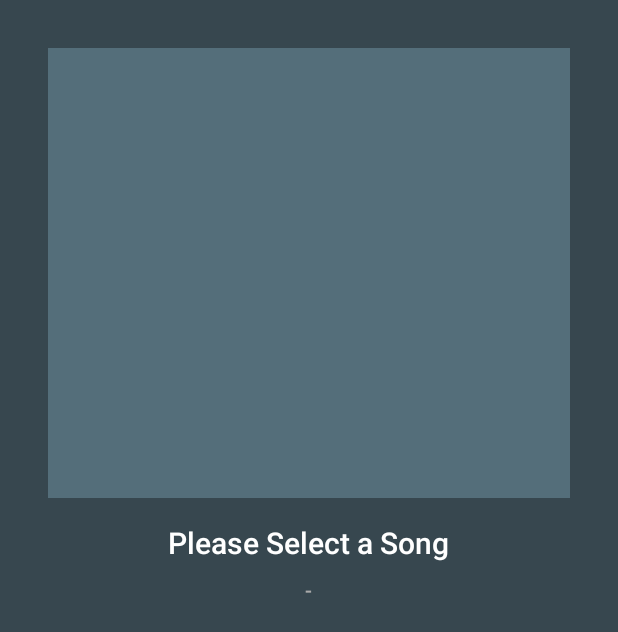
After one commit to AkshayPall/Songify, an Android app: the layout fragment_media_player.xml on its own in the app's theme, with its tools: preview values and no code run, on a phone screen of 412 x 824 dp. The commit adds this screen. Shown: the top 632 px of the screen. Run offline under Robolectric (Android 15) with nearby library versions, the phone set to English and light mode, and no system bars.

Commit message:
make mediaplyer view, fixed ui changes, update state fab on press

```diff
--- a/SongifyMusicPlayer/app/src/main/res/layout/activity_main.xml
+++ b/SongifyMusicPlayer/app/src/main/res/layout/activity_main.xml
@@ -34,9 +34,6 @@
         app:layout_behavior="@string/appbar_scrolling_view_behavior" />
 
     <!-- The MINI PLAYER group (excluding play/pause fab)-->
-    <!-- TODO: write relation between this group within the
-         TODO: coordinator layout to disappear on scroll to
-         TODO: second fragment/page-->
     <LinearLayout
         android:id="@+id/player_mini_package"
         android:orientation="horizontal"
--- /dev/null
+++ b/SongifyMusicPlayer/app/src/main/res/layout/fragment_media_player.xml
@@ -0,0 +1,69 @@
+<LinearLayout xmlns:android="http://schemas.android.com/apk/res/android"
+    xmlns:tools="http://schemas.android.com/tools"
+    android:layout_width="match_parent"
+    android:layout_height="match_parent"
+    android:orientation="vertical"
+    android:paddingLeft="@dimen/media_player_overall_padding"
+    android:paddingRight="@dimen/media_player_overall_padding"
+    android:paddingTop="@dimen/media_player_overall_padding"
+    android:background="@color/colorSongBackground"
+    tools:context="songify.akshaypall.com.songifymusicplayer.MediaPlayerFragment">
+
+    <ImageView
+        android:id="@+id/media_player_album_image"
+        android:layout_width="match_parent"
+        android:layout_height="300dp"
+        android:background="@color/colorPrimaryLight"
+        android:layout_gravity="center"/>
+
+    <TextView
+        android:id="@+id/media_player_song_title"
+        android:layout_marginTop="16dp"
+        android:textColor="@android:color/white"
+        android:layout_width="wrap_content"
+        android:layout_height="wrap_content"
+        android:maxLines="1"
+        android:ellipsize="end"
+        android:text="@string/media_player_song_title_placeholder"
+        style="@style/TextAppearance.AppCompat.SearchResult.Title"
+        android:layout_gravity="center"/>
+
+    <TextView
+        android:id="@+id/media_player_song_artist"
+        android:layout_marginTop="8dp"
+        android:layout_marginLeft="16dp"
+        android:layout_marginRight="16dp"
+        android:textColor="@android:color/darker_gray"
+        android:layout_width="wrap_content"
+        android:layout_height="wrap_content"
+        android:maxLines="1"
+        android:ellipsize="end"
+        android:text="@string/media_player_song_artists_placeholder"
+        style="@style/Base.TextAppearance.AppCompat.Body2"
+        android:layout_gravity="center"/>
+
+    <LinearLayout
+        android:visibility="invisible"
+        android:id="@+id/media_player_seek_set"
+        android:layout_marginTop="32dp"
+        android:layout_width="match_parent"
+        android:layout_height="wrap_content"
+        android:orientation="horizontal"
+        android:layout_marginRight="@dimen/player_mini_state_fab_size">
+        <TextView
+            android:layout_width="wrap_content"
+            android:layout_height="wrap_content"
+            android:text="@string/media_player_song_start_time_placeholder"
+            android:textColor="@android:color/darker_gray"/>
+        <SeekBar
+            android:layout_width="0dp"
+            android:layout_weight="1"
+            android:layout_height="wrap_content"
+            />
+        <TextView
+            android:layout_width="wrap_content"
+            android:layout_height="wrap_content"
+            android:text="@string/media_player_song_end_time_placeholder"
+            android:textColor="@android:color/darker_gray"/>
+    </LinearLayout>
+</LinearLayout>
--- a/SongifyMusicPlayer/app/src/main/res/values/dimens.xml
+++ b/SongifyMusicPlayer/app/src/main/res/values/dimens.xml
@@ -14,5 +14,6 @@
     <dimen name="song_album_image_size">36dp</dimen>
     <dimen name="song_item_top_bot_padding">8dp</dimen>
     <dimen name="song_item_side_padding">16dp</dimen>
+    <dimen name="media_player_overall_padding">32dp</dimen>
 
 </resources>
--- a/SongifyMusicPlayer/app/src/main/res/values/strings.xml
+++ b/SongifyMusicPlayer/app/src/main/res/values/strings.xml
@@ -8,4 +8,8 @@
     <string name="song_title_default">Unknown Track</string>
     <string name="song_artists_default">Unknown Artist</string>
     <string name="no_songs_detected_snackbar_message">No songs detected!</string>
+    <string name="media_player_song_title_placeholder">Please Select a Song</string>
+    <string name="media_player_song_artists_placeholder">-</string>
+    <string name="media_player_song_start_time_placeholder">0:00</string>
+    <string name="media_player_song_end_time_placeholder">4:20</string>
 </resources>
```
Also changed, not shown: SongifyMusicPlayer/app/src/main/java/songify/akshaypall/com/songifymusicplayer/MainActivity.java (+71 -24 lines), SongifyMusicPlayer/app/src/main/java/songify/akshaypall/com/songifymusicplayer/MediaPlayerFragment.java (added, +98 -0 lines), SongifyMusicPlayer/app/src/main/java/songify/akshaypall/com/songifymusicplayer/Services/PlaybackService.java (+11 -1 lines), SongifyMusicPlayer/app/src/main/java/songify/akshaypall/com/songifymusicplayer/SongListFragment.java (+1 -14 lines).
